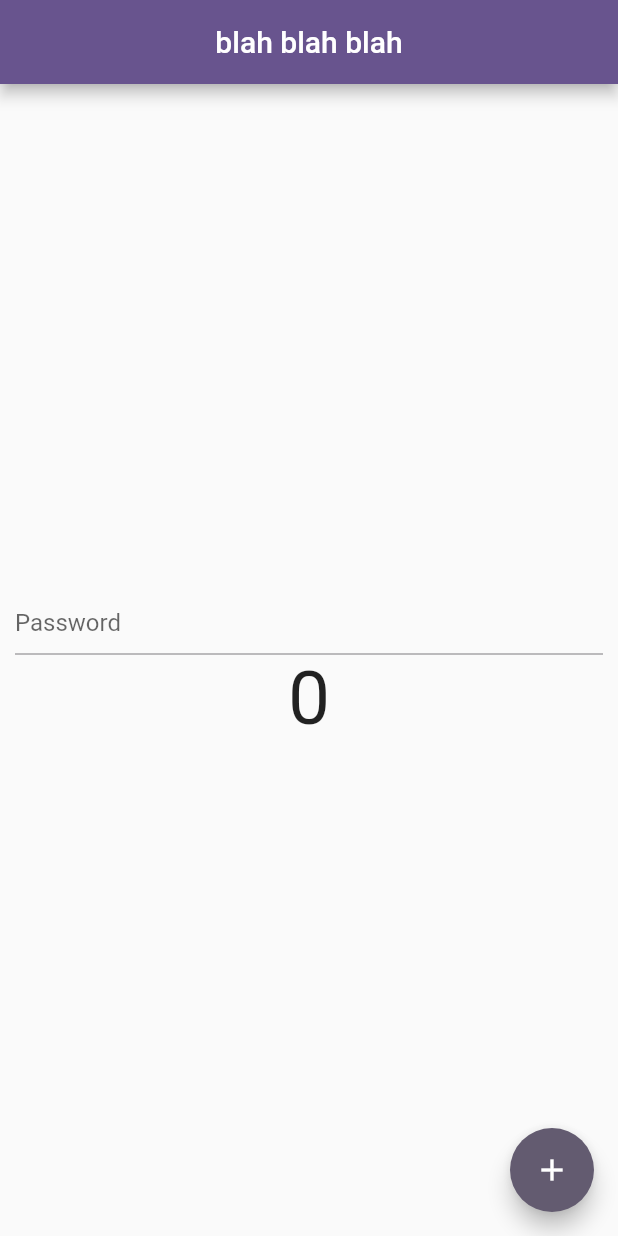
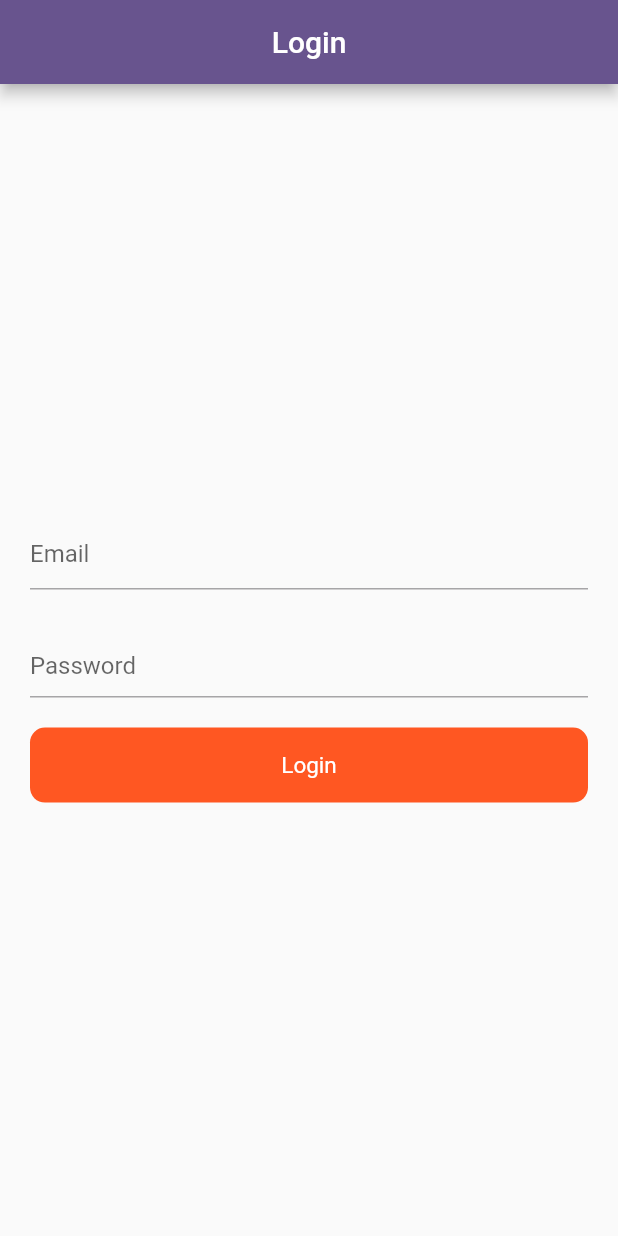
Before and after one commit to arslanbalochashu/state_management, a Flutter app: the screen it shows after launch, on a phone screen of 412 x 824 dp. Run offline on Flutter 3.47's test engine with Material 2 defaults, Android fonts, the phone set to English and light mode, and no system bars.

Commit message:
completed provider practise

```diff
--- a/lib/main.dart
+++ b/lib/main.dart
@@ -1,13 +1,11 @@
 import 'package:flutter/material.dart';
+import 'package:state_management/provider/auth_provider.dart';
 import 'package:state_management/provider/count_provider.dart';
 import 'package:state_management/provider/example_one_provider.dart';
 import 'package:state_management/provider/favourite_provider.dart';
 import 'package:state_management/provider/theme_changer_provider.dart';
-import 'package:state_management/screens/dark_theme.dart';
-import 'package:state_management/screens/example_one.dart';
-import 'package:state_management/screens/favourit/favourite_screen.dart';
-import 'package:state_management/screens/notifyListnerScreen.dart';
-import 'screens/count_example.dart';
+import 'package:state_management/screens/login.dart';
+
 import 'package:provider/provider.dart';
 
 void main() {
@@ -26,10 +24,10 @@ class MyApp extends StatelessWidget {
         ChangeNotifierProvider(create:  (_) => ExampleOneProvider(),),
         ChangeNotifierProvider(create:  (_) => FavouriteItemProvider(),),
         ChangeNotifierProvider(create:  (_) => ThemeChangerProvider(),),
+        ChangeNotifierProvider(create:  (_) => AuthProvider(),),
       ],
       child :Builder(
         builder: (BuildContext context) {
-          final themeChanger = Provider.of<ThemeChangerProvider>(context);
           return MaterialApp(
             debugShowCheckedModeBanner: false,
             title: 'Flutter Demo',
@@ -43,7 +41,7 @@ class MyApp extends StatelessWidget {
                 backgroundColor: Colors.teal,
               )
             ),
-            home:  NotifyListnerScreen(),
+            home:  LoginScreen(),
           );
         },
 
--- /dev/null
+++ b/lib/provider/auth_provider.dart
@@ -0,0 +1,35 @@
+import 'package:flutter/foundation.dart';
+import 'package:http/http.dart';
+
+class AuthProvider with ChangeNotifier {
+
+  bool _loading = false;
+  bool get loading => _loading;
+
+  setLoading(bool value){
+    _loading  = value;
+    notifyListeners();
+  }
+  void login(String email, String password) async {
+    setLoading(true);
+    try {
+      Response response =
+          await post(Uri.parse('https://reqres.in/api/login'), body: {
+        'email': email,
+        'password': password,
+      });
+
+      if(response.statusCode == 200){
+        print('Successful');
+        setLoading(false);
+      }
+      else{
+        print('failed');
+        setLoading(false);
+      }
+    } catch (e) {
+      print(e.toString());
+      setLoading(false);
+    }
+  }
+}
--- /dev/null
+++ b/lib/screens/login.dart
@@ -0,0 +1,88 @@
+import 'package:flutter/material.dart';
+import 'package:provider/provider.dart';
+import 'package:state_management/provider/auth_provider.dart';
+
+class LoginScreen extends StatefulWidget {
+  const LoginScreen({Key? key}) : super(key: key);
+
+  @override
+  State<LoginScreen> createState() => _LoginScreenState();
+}
+
+class _LoginScreenState extends State<LoginScreen> {
+  TextEditingController emailController = TextEditingController();
+  TextEditingController passwordController = TextEditingController();
+  ValueNotifier<bool> toggle = ValueNotifier<bool>(false);
+  @override
+  Widget build(BuildContext context) {
+    final authProvider = Provider.of<AuthProvider>(context);
+    return Scaffold(
+      appBar: AppBar(
+        title: Text('Login'),
+        centerTitle: true,
+      ),
+      body: Padding(
+        padding: const EdgeInsets.all(20.0),
+        child: Column(
+          mainAxisAlignment: MainAxisAlignment.center,
+          crossAxisAlignment: CrossAxisAlignment.center,
+          children: [
+            TextFormField(
+              controller: emailController,
+              decoration: InputDecoration(
+                hintText: 'Email',
+              ),
+            ),
+            SizedBox(
+              height: 20,
+            ),
+            ValueListenableBuilder(
+              valueListenable: toggle,
+              builder: ( context, value,  child) {
+                return TextFormField(
+                  controller: passwordController,
+                  obscureText: toggle.value,
+                  decoration: InputDecoration(
+                    hintText: 'Password',
+                    suffix: InkWell(
+                        onTap: (){
+                          toggle.value = !toggle.value;
+                        },
+                        child: Icon(toggle.value? Icons.visibility_off : Icons.visibility)),
+                  ),
+                );
+              },
+
+            ),
+            SizedBox(
+              height: 20,
+            ),
+            InkWell(
+              onTap: () {
+                authProvider.login(emailController.text.toString(),
+                    passwordController.text.toString());
+              },
+              child: Container(
+                height: 50,
+                decoration: BoxDecoration(
+                  color: Colors.deepOrange,
+                  borderRadius: BorderRadius.circular(10),
+                ),
+                child: Center(
+                  child: authProvider.loading
+                      ? CircularProgressIndicator(
+                          color: Colors.white,
+                        )
+                      : Text(
+                          'Login',
+                          style: TextStyle(fontSize: 15, color: Colors.white),
+                        ),
+                ),
+              ),
+            ),
+          ],
+        ),
+      ),
+    );
+  }
+}
--- a/pubspec.yaml
+++ b/pubspec.yaml
@@ -36,6 +36,7 @@ dependencies:
   # Use with the CupertinoIcons class for iOS style icons.
   cupertino_icons: ^1.0.2
   provider: ^6.0.5
+  http:
 
 dev_dependencies:
   flutter_test:
```
Also changed, not shown: pubspec.lock.
